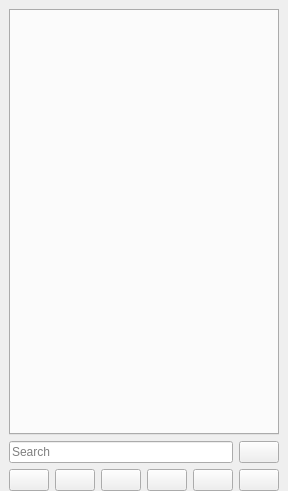
This is src/playlistwindow.ui in mpc-qt/mpc-qt as Qt 5 draws it before an edit. The edited form follows.
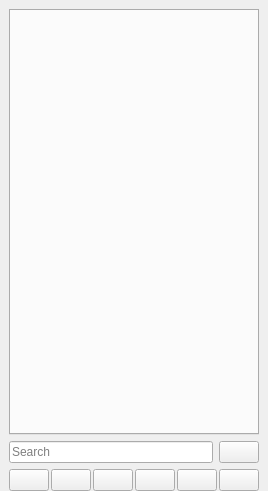
This is the edited form. Icons and pictures are not drawn.

Commit message:
Reduce buttons spacing
The buttons spacing in relation to their size is somewhat large since
cca936c3e79db13a98921c5b142287a9c9bc7a51.

Set the control bar buttons spacing to zero instead of 2.
Set the playlist window buttons spacing to 2 instead of default 6.

There still an additional built-in 2-pixel spacing between the buttons.

Follow-up to cca936c3e79db13a98921c5b142287a9c9bc7a51 ("Reduce buttons
size to 12px instead of default 16px").

Diff of the .ui file:
```diff
--- a/src/playlistwindow.ui
+++ b/src/playlistwindow.ui
@@ -118,6 +118,9 @@
     </item>
     <item>
      <layout class="QHBoxLayout" name="tabButtonLayout">
+      <property name="spacing">
+       <number>2</number>
+      </property>
       <item>
        <widget class="QPushButton" name="newTab">
         <property name="toolTip">
```
The commit also changes 1 other file.
